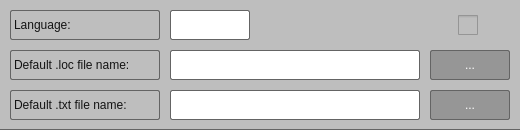
Old version of the form src/forms/LanguageWidget.ui in the repository psv-git/BDOLang.
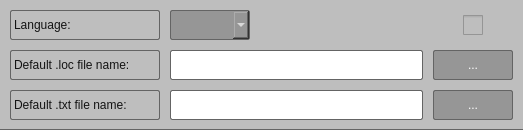
New version of the form. Icons and pictures are not drawn. Custom widgets are drawn as their Qt base class.

```diff
--- a/src/forms/LanguageWidget.ui
+++ b/src/forms/LanguageWidget.ui
@@ -6,7 +6,7 @@
    <rect>
     <x>0</x>
     <y>0</y>
-    <width>520</width>
+    <width>523</width>
     <height>130</height>
    </rect>
   </property>
@@ -18,13 +18,13 @@
   </property>
   <property name="minimumSize">
    <size>
-    <width>520</width>
+    <width>523</width>
     <height>130</height>
    </size>
   </property>
   <property name="maximumSize">
    <size>
-    <width>520</width>
+    <width>523</width>
     <height>130</height>
    </size>
   </property>
@@ -38,44 +38,10 @@
 }
 </string>
   </property>
-  <widget class="QLineEdit" name="languageEdit">
-   <property name="geometry">
-    <rect>
-     <x>170</x>
-     <y>10</y>
-     <width>80</width>
-     <height>30</height>
-    </rect>
-   </property>
-   <property name="styleSheet">
-    <string notr="true">QLineEdit {
-	font: 75 11pt &quot;Liberation Sans&quot;;
-	color: rgb(20, 20, 20);
-
-	background-color: rgb(255, 255, 255);
-
-	border: 1px solid  rgb(100, 100, 100);
-	border-radius: 2px;
-}
-</string>
-   </property>
-   <property name="text">
-    <string/>
-   </property>
-   <property name="frame">
-    <bool>false</bool>
-   </property>
-   <property name="alignment">
-    <set>Qt::AlignCenter</set>
-   </property>
-   <property name="clearButtonEnabled">
-    <bool>true</bool>
-   </property>
-  </widget>
   <widget class="QPushButton" name="textFileNameButton">
    <property name="geometry">
     <rect>
-     <x>430</x>
+     <x>433</x>
      <y>90</y>
      <width>80</width>
      <height>30</height>
@@ -131,7 +97,7 @@
     <rect>
      <x>170</x>
      <y>50</y>
-     <width>250</width>
+     <width>253</width>
      <height>30</height>
     </rect>
    </property>
@@ -200,7 +166,7 @@
     <rect>
      <x>170</x>
      <y>90</y>
-     <width>250</width>
+     <width>253</width>
      <height>30</height>
     </rect>
    </property>
@@ -238,14 +204,15 @@
   <widget class="QCheckBox" name="checkBox">
    <property name="geometry">
     <rect>
-     <x>458</x>
-     <y>10</y>
+     <x>463</x>
+     <y>15</y>
      <width>20</width>
-     <height>30</height>
+     <height>20</height>
     </rect>
    </property>
    <property name="styleSheet">
     <string notr="true">QCheckBox {
+	background-color: rgb(190, 190, 190);
 	border: none;
 }
 
@@ -276,7 +243,7 @@
   <widget class="QPushButton" name="locFileNameButton">
    <property name="geometry">
     <rect>
-     <x>430</x>
+     <x>433</x>
      <y>50</y>
      <width>80</width>
      <height>30</height>
@@ -385,7 +352,86 @@
     <enum>Qt::PlainText</enum>
    </property>
   </widget>
+  <widget class="CustomComboBox" name="languageComboBox">
+   <property name="enabled">
+    <bool>true</bool>
+   </property>
+   <property name="geometry">
+    <rect>
+     <x>170</x>
+     <y>10</y>
+     <width>80</width>
+     <height>30</height>
+    </rect>
+   </property>
+   <property name="minimumSize">
+    <size>
+     <width>80</width>
+     <height>30</height>
+    </size>
+   </property>
+   <property name="maximumSize">
+    <size>
+     <width>80</width>
+     <height>30</height>
+    </size>
+   </property>
+   <property name="contextMenuPolicy">
+    <enum>Qt::NoContextMenu</enum>
+   </property>
+   <property name="autoFillBackground">
+    <bool>false</bool>
+   </property>
+   <property name="styleSheet">
+    <string notr="true">QComboBox {
+	font: 75 12pt &quot;Liberation Sans&quot;;
+	color: rgb(255, 255, 255);
+
+	background-color: rgb(150, 150, 150);
+
+	border: 1px solid  rgb(100, 100, 100);
+	border-radius: 2px;
+}
+
+QComboBox:hover {
+	background-color: rgb(160, 160, 160);
+}
+
+QComboBox:disabled {
+	background-color: rgb(190, 190, 190);
+}
+</string>
+   </property>
+   <property name="editable">
+    <bool>false</bool>
+   </property>
+   <property name="currentText">
+    <string/>
+   </property>
+   <property name="currentIndex">
+    <number>-1</number>
+   </property>
+   <property name="maxVisibleItems">
+    <number>5</number>
+   </property>
+   <property name="maxCount">
+    <number>100</number>
+   </property>
+   <property name="sizeAdjustPolicy">
+    <enum>QComboBox::AdjustToContents</enum>
+   </property>
+   <property name="frame">
+    <bool>true</bool>
+   </property>
+  </widget>
  </widget>
+ <customwidgets>
+  <customwidget>
+   <class>CustomComboBox</class>
+   <extends>QComboBox</extends>
+   <header>CustomComboBox.hpp</header>
+  </customwidget>
+ </customwidgets>
  <resources/>
  <connections/>
 </ui>
```
Left out of the diff: 2 changed lines with no effect on the pictures.
